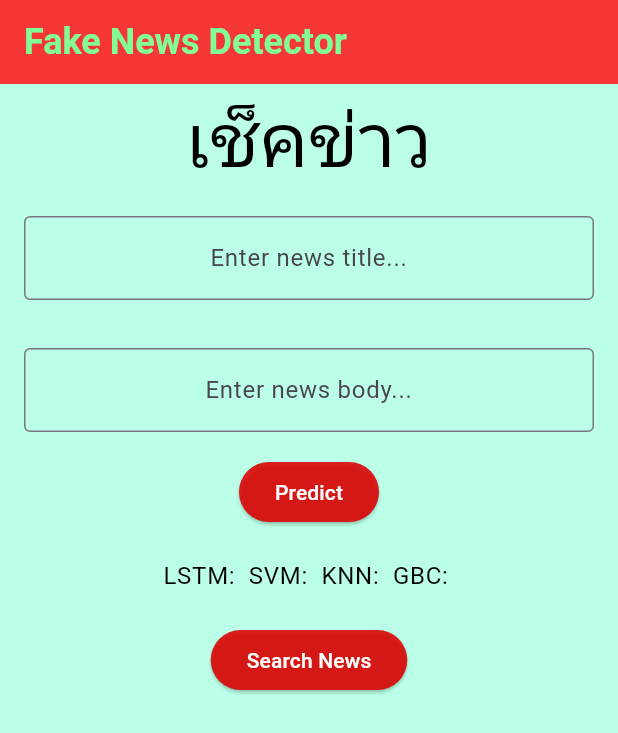
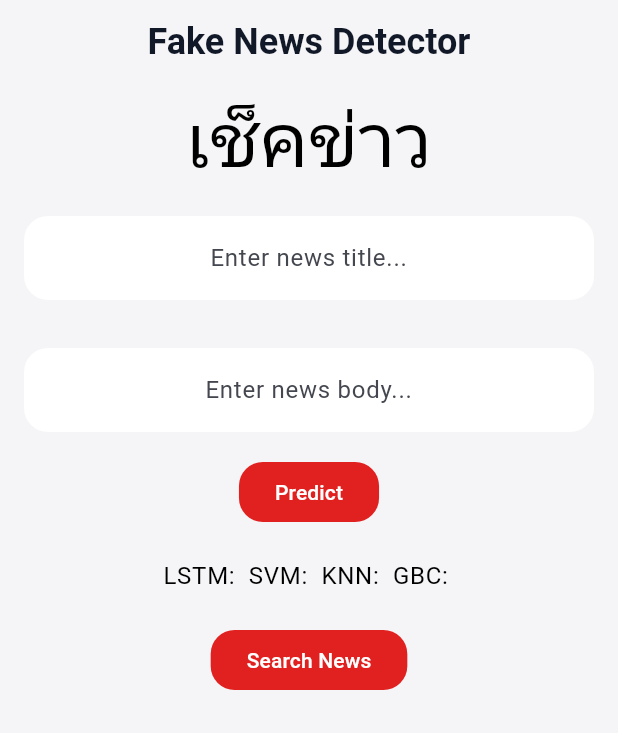
Before and after one commit to ceo561392/app_fakenews, a Flutter app: the screen it shows after launch, on a phone screen of 412 x 824 dp. Shown: the top 733 px of the screen. Run offline on Flutter 3.47's test engine with Material 3 defaults, Android fonts, the phone set to English and light mode, and no system bars.

Commit message:
Refresh app UI with Apple-inspired styling

```diff
--- a/lib/main.dart
+++ b/lib/main.dart
@@ -14,13 +14,23 @@ class MyApp extends StatelessWidget {
     return MaterialApp(
       title: 'Fake News Detector',
       theme: ThemeData(
-        primaryColor: Color.fromARGB(255, 250, 30, 30),
+        useMaterial3: true,
+        colorScheme: ColorScheme.fromSeed(seedColor: const Color(0xFF111827), brightness: Brightness.light),
+        scaffoldBackgroundColor: const Color(0xFFF5F5F7),
+        inputDecorationTheme: InputDecorationTheme(
+          filled: true,
+          fillColor: Colors.white,
+          border: OutlineInputBorder(borderRadius: BorderRadius.circular(16), borderSide: BorderSide.none),
+          enabledBorder: OutlineInputBorder(borderRadius: BorderRadius.circular(16), borderSide: BorderSide.none),
+          focusedBorder: OutlineInputBorder(borderRadius: BorderRadius.circular(16), borderSide: const BorderSide(color: Color(0xFF111827), width: 1.5)),
+        ),
+        elevatedButtonTheme: ElevatedButtonThemeData(style: ElevatedButton.styleFrom(shape: RoundedRectangleBorder(borderRadius: BorderRadius.circular(16)), elevation: 0)),
 
         // ignore: deprecated_member_use
         backgroundColor: const Color.fromARGB(255, 10, 1, 1),
         textTheme: TextTheme(
           titleLarge: TextStyle(
-            color: Color.fromARGB(255, 129, 255, 150),
+            color: Color(0xFF111827),
             fontSize: 24,
             fontWeight: FontWeight.bold,
           ),
@@ -177,9 +187,12 @@ class _MyHomePageState extends State<MyHomePage> {
           'Fake News Detector',
           style: Theme.of(context).textTheme.titleLarge,
         ),
-        backgroundColor: Color.fromARGB(255, 247, 54, 54),
+        centerTitle: true,
+        elevation: 0,
+        backgroundColor: Colors.transparent,
+        foregroundColor: const Color(0xFF111827),
       ),
-      backgroundColor: Color.fromARGB(255, 188, 255, 233),
+      backgroundColor: const Color(0xFFF5F5F7),
       body: Center(
         child: Column(
           crossAxisAlignment: CrossAxisAlignment.center,
--- a/lib/methods/launcher.dart
+++ b/lib/methods/launcher.dart
@@ -1,7 +1,7 @@
 import 'package:url_launcher/url_launcher.dart';
 
 Future<void> launchInBrowser(Uri url) async {
-  if (await launchUrl(
+  if (!await launchUrl(
     url,
     mode: LaunchMode.externalApplication,
   )) {
```
